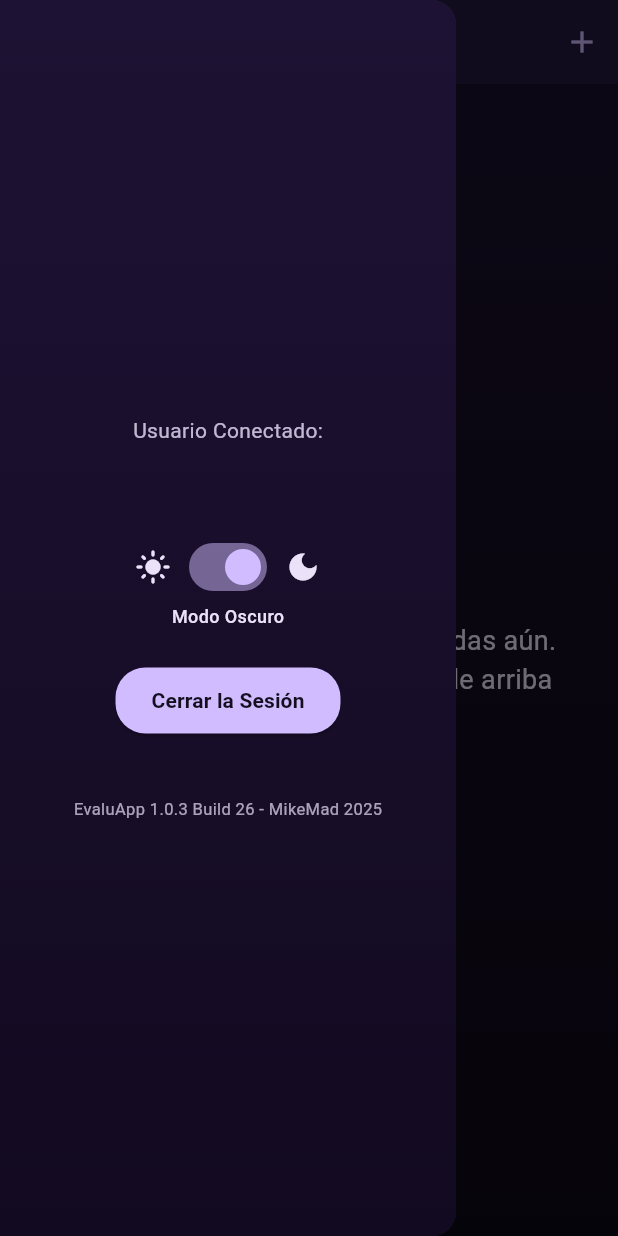
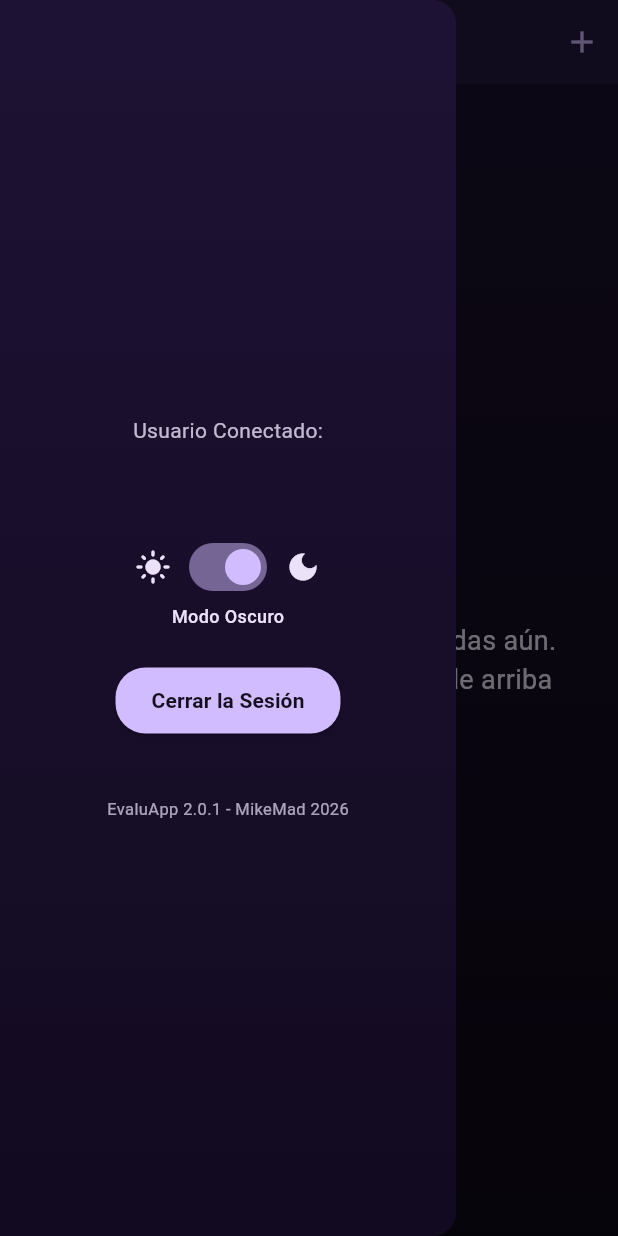
Before and after one commit to MichaelMadridP/evaluapp, a Flutter app: the HomeScreen screen opened directly, with the side drawer open, on a phone screen of 412 x 824 dp. Run offline on Flutter 3.47's test engine with Material 3 defaults, Android fonts, the phone set to English and light mode, and no system bars; our stand-ins replace firebase_auth, firebase_core, firebase_database, shared_preferences; accounts and stored records are empty.

Commit message:
Version 2.0.1 2026
Version completamente funcional

```diff
--- a/lib/main.dart
+++ b/lib/main.dart
@@ -57,7 +57,8 @@ class _MyAppState extends State<MyApp> {
       try {
         await getData(userId, 0);
       } catch (e) {
-        debugPrint('Error al recuperar datos de Firebase al iniciar sesión: $e');
+        debugPrint(
+            'Error al recuperar datos de Firebase al iniciar sesión: $e');
       }
     }
     return userId;
@@ -276,7 +277,7 @@ class _HomeScreenState extends State<HomeScreen> {
                     child: const Text("Cerrar la Sesión",
                         style: TextStyle(fontWeight: FontWeight.bold))),
                 const SizedBox(height: 40),
-                Text('EvaluApp 1.0.3 Build 26 - MikeMad 2025',
+                Text('EvaluApp 2.0.1 - MikeMad 2026',
                     style: TextStyle(
                         fontSize: 11,
                         color: colors.drawerText.withValues(alpha: 0.7))),
```
